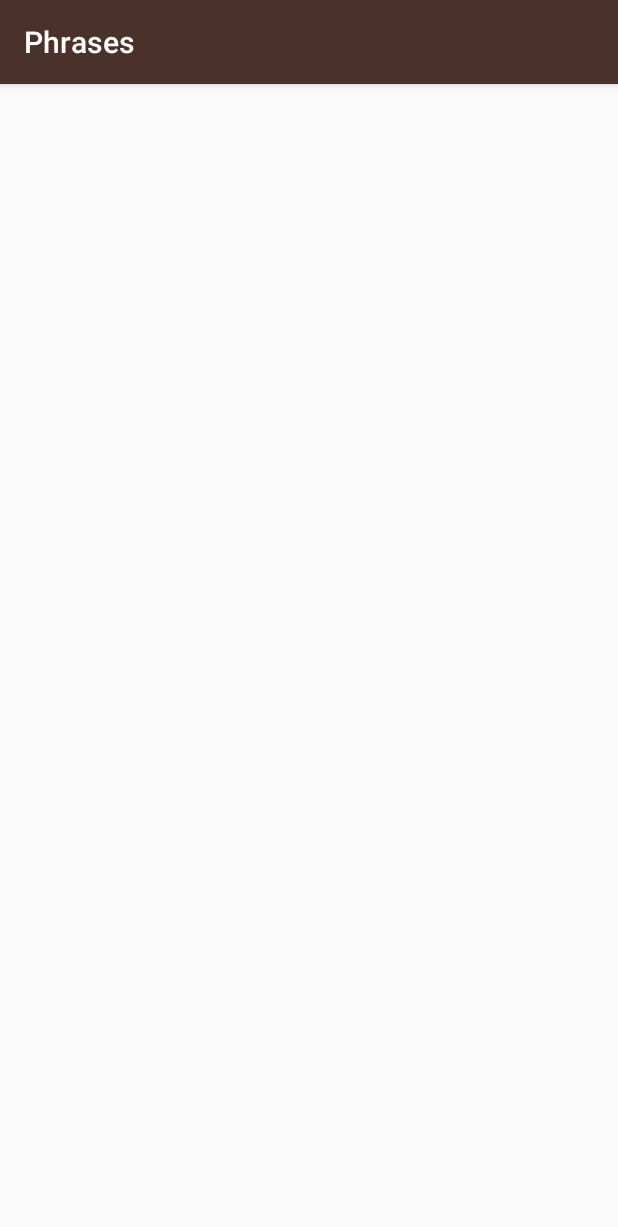
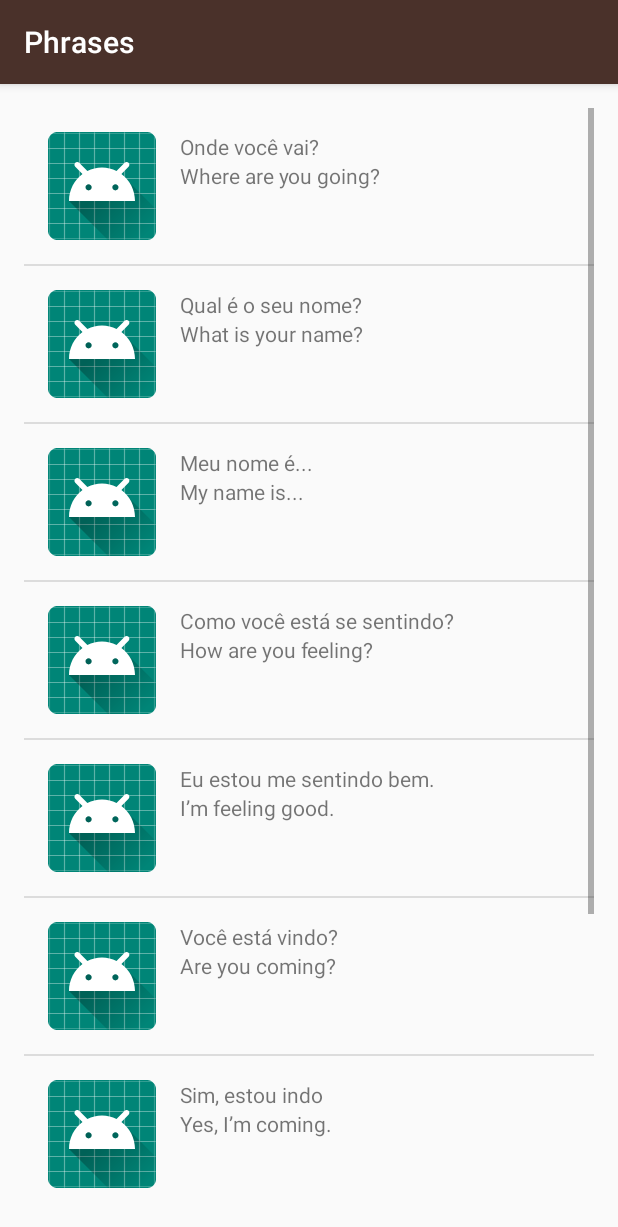
Before and after one commit to jomtz/LanguageApp, an Android app: the screen it shows after launch (PhrasesActivity), after a tap on "Phrases", on a phone screen of 412 x 824 dp. Shown: the top 1227 px of the screen. Run offline under Robolectric (Android 15) with nearby library versions, the phone set to English and light mode, and no system bars.

Commit message:
Creation WordAdapter

```diff
--- a/app/src/main/java/com/josuemartinez/portugueseapp/MainActivity.java
+++ b/app/src/main/java/com/josuemartinez/portugueseapp/MainActivity.java
@@ -16,29 +16,47 @@ public class MainActivity extends AppCompatActivity {
 
         //Find the View that shows the numbers category
         TextView numbers = (TextView) findViewById(R.id.numbers);
-
         //Set the clicklistener on that View
         numbers.setOnClickListener(new View.OnClickListener(){
             @Override
             public void onClick(View view){
-                Intent numbersIntent = new Intent(MainActivity.this, MainActivity.class);
+                Intent numbersIntent = new Intent(MainActivity.this, NumbersActivity.class);
                 //Start new activity
                 startActivity(numbersIntent);
             }
         });
+
+
+        TextView family = (TextView)findViewById(R.id.family);
+        family.setOnClickListener(new View.OnClickListener() {
+            @Override
+            public void onClick(View view) {
+                Intent familyIntent = new Intent(MainActivity.this, FamilyActivity.class);
+                startActivity(familyIntent);
+            }
+        });
+
+
+        TextView colors = (TextView)findViewById(R.id.colors);
+        colors.setOnClickListener(new View.OnClickListener() {
+            @Override
+            public void onClick(View view) {
+                Intent colorsIntent = new Intent(MainActivity.this, ColorsActivity.class);
+                startActivity(colorsIntent);
+            }
+        });
+
+
+        TextView phrases = (TextView)findViewById(R.id.phrases);
+        phrases.setOnClickListener(new View.OnClickListener() {
+            @Override
+            public void onClick(View view) {
+                Intent phrasesIntent = new Intent(MainActivity.this, PhrasesActivity.class);
+                startActivity(phrasesIntent);
+            }
+        });
+
+
     }
 
-
-    public void openPhrasesList(View view){
-        Intent i = new Intent(this, PhrasesActivity.class);
-        startActivity(i);
-    }
-    public void openFamilyList(View view){
-        Intent i = new Intent(this, FamilyActivity.class);
-        startActivity(i);
-    }
-    public void openColorsList(View view){
-        Intent i = new Intent(this, ColorsActivity.class);
-        startActivity(i);
-    }
 }
--- a/app/src/main/java/com/josuemartinez/portugueseapp/PhrasesActivity.java
+++ b/app/src/main/java/com/josuemartinez/portugueseapp/PhrasesActivity.java
@@ -2,12 +2,35 @@ package com.josuemartinez.portugueseapp;
 
 import android.support.v7.app.AppCompatActivity;
 import android.os.Bundle;
+import android.widget.ListView;
+
+import java.util.ArrayList;
 
 public class PhrasesActivity extends AppCompatActivity {
 
     @Override
     protected void onCreate(Bundle savedInstanceState) {
         super.onCreate(savedInstanceState);
-        setContentView(R.layout.activity_phrases);
+        setContentView(R.layout.word_list);
+
+        //Create a array of words
+        ArrayList<Word> words=new ArrayList<Word>();
+        words.add(new Word("Where are you going?", "Onde você vai?"));
+        words.add(new Word("What is your name?", "Qual é o seu nome?"));
+        words.add(new Word("My name is...","Meu nome é..."));
+        words.add(new Word("How are you feeling?","Como você está se sentindo?"));
+        words.add(new Word("I’m feeling good.","Eu estou me sentindo bem."));
+        words.add(new Word("Are you coming?","Você está vindo?"));
+        words.add(new Word("Yes, I’m coming.", "Sim, estou indo"));
+        words.add(new Word("I’m coming.", "Estou chegando."));
+        words.add(new Word("Let’s go.", "Vamos lá."));
+        words.add(new Word("Come here.", "Venha aqui."));
+
+        WordAdapter adapter = new WordAdapter(this, words);
+
+        ListView listView = (ListView) findViewById(R.id.list);
+
+        listView.setAdapter(adapter);
+
     }
 }
--- /dev/null
+++ b/app/src/main/java/com/josuemartinez/portugueseapp/WordAdapter.java
@@ -0,0 +1,46 @@
+package com.josuemartinez.portugueseapp;
+
+import android.app.Activity;
+import android.view.LayoutInflater;
+import android.view.View;
+import android.view.ViewGroup;
+import android.widget.ArrayAdapter;
+import android.widget.ImageView;
+import android.widget.TextView;
+
+import java.util.ArrayList;
+
+public class WordAdapter extends ArrayAdapter<Word> {
+
+    public WordAdapter(Activity context, ArrayList<Word> words) {
+        super(context, 0, words);
+    }
+
+    @Override
+    public View getView(int position, View convertView, ViewGroup parent) {
+        // Check if the existing view is being reused, otherwise inflate the view
+        View listItemView = convertView;
+        if(listItemView == null) {
+            listItemView = LayoutInflater.from(getContext()).inflate(
+                    R.layout.list_item, parent, false);
+        }
+
+        Word currentWord = getItem(position);
+
+        TextView portugueseTextView = (TextView) listItemView.findViewById(R.id.portuguese_text_view);
+        portugueseTextView.setText(currentWord.getPortugueseTranslation());
+
+        TextView defaultTextView = (TextView) listItemView.findViewById(R.id.default_text_view);
+        defaultTextView.setText(currentWord.getDefaultTranslation());
+
+//        ImageView imageView = (ImageView) listItemView.findViewById(R.id.image);
+//
+//        if(currentWord.hasImage()) {
+//            imageView.setImageResource(currentWord.getmImageResourceID());
+//        }else{
+//            imageView.setVisibility(View.GONE);
+//        }
+        // so that it can be shown in the ListView
+        return listItemView;
+    }
+}
--- a/app/src/main/res/layout/activity_phrases.xml
+++ /dev/null
@@ -1,9 +0,0 @@
-<?xml version="1.0" encoding="utf-8"?>
-<android.support.constraint.ConstraintLayout xmlns:android="http://schemas.android.com/apk/res/android"
-    xmlns:app="http://schemas.android.com/apk/res-auto"
-    xmlns:tools="http://schemas.android.com/tools"
-    android:layout_width="match_parent"
-    android:layout_height="match_parent"
-    tools:context=".PhrasesActivity">
-
-</android.support.constraint.ConstraintLayout>
--- a/app/src/main/res/layout/activity_numbers.xml
+++ b/app/src/main/res/layout/word_list.xml
@@ -1,12 +1,13 @@
 <?xml version="1.0" encoding="utf-8"?>
 <ListView xmlns:android="http://schemas.android.com/apk/res/android"
     xmlns:tools="http://schemas.android.com/tools"
-    android:id="@+id/list"
-    android:orientation="vertical"
     android:layout_width="match_parent"
     android:layout_height="match_parent"
+    android:orientation="vertical"
+    android:id="@+id/list"
     android:paddingBottom="@dimen/activity_vertical_margin"
     android:paddingLeft="@dimen/activity_horizontal_margin"
     android:paddingRight="@dimen/activity_horizontal_margin"
-    android:paddingTop="@dimen/activity_vertical_margin"
-    tools:context=".NumbersActivity"/>
+    android:paddingTop="@dimen/activity_vertical_margin">
+
+</ListView>
```
Also changed, not shown: app/src/main/java/com/josuemartinez/portugueseapp/ColorsActivity.java (+22 -1 lines), app/src/main/java/com/josuemartinez/portugueseapp/FamilyActivity.java (+24 -1 lines), app/src/main/java/com/josuemartinez/portugueseapp/NumbersActivity.java (+13 -14 lines), app/src/main/res/layout/activity_colors.xml (deleted, +0 -9 lines), app/src/main/res/layout/activity_family.xml (deleted, +0 -9 lines), app/src/main/res/layout/activity_main.xml (+4 -8 lines).
